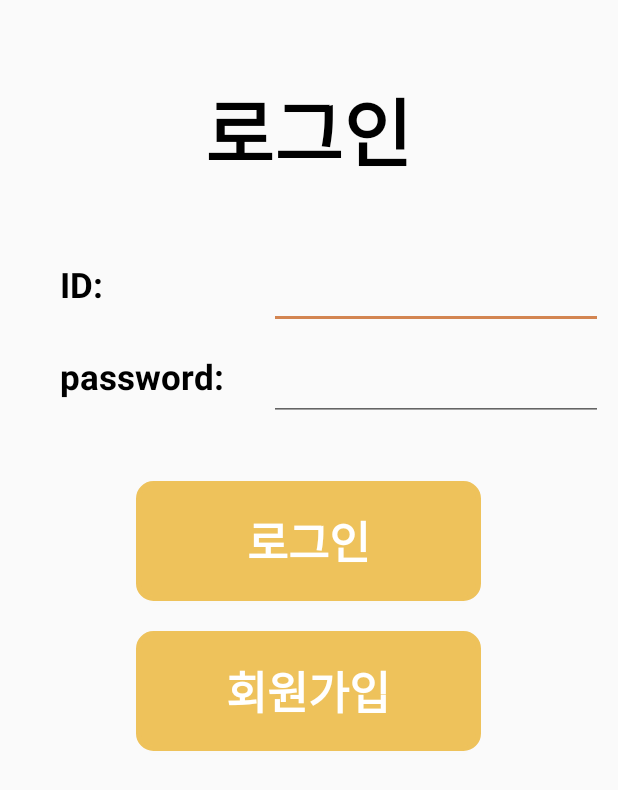
After one commit to SKHU-CSE/if_ExpressTrain, an Android app: the Login screen opened directly, with no data from a screen before it, on a phone screen of 412 x 824 dp. The commit adds this screen. Shown: the top 790 px of the screen. Run offline under Robolectric (Android 15) with nearby library versions, the phone set to English and light mode, and no system bars.

Commit message:
Login xml

```diff
--- a/ExpressTrain_Android/app/build.gradle
+++ b/ExpressTrain_Android/app/build.gradle
@@ -16,6 +16,10 @@ android {
             proguardFiles getDefaultProguardFile('proguard-android.txt'), 'proguard-rules.pro'
         }
     }
+    compileOptions {
+        targetCompatibility 1.8
+        sourceCompatibility 1.8
+    }
 }
 
 dependencies {
--- a/ExpressTrain_Android/app/src/main/AndroidManifest.xml
+++ b/ExpressTrain_Android/app/src/main/AndroidManifest.xml
@@ -29,7 +29,8 @@
         <activity android:name=".StoreContent" />
         <activity android:name=".MyMap" />
         <activity android:name=".StartMenu" />
-        <activity android:name=".CardSelect"></activity>
+        <activity android:name=".CardSelect" />
+        <activity android:name=".Login"></activity>
     </application>
 
 </manifest>
--- /dev/null
+++ b/ExpressTrain_Android/app/src/main/java/express/if_week/expresstrain_android/Login.java
@@ -0,0 +1,42 @@
+package express.if_week.expresstrain_android;
+
+import android.support.v7.app.AppCompatActivity;
+import android.os.Bundle;
+import android.util.Log;
+import android.view.View;
+import android.widget.Button;
+import android.widget.EditText;
+
+import java.net.URL;
+import java.net.URLConnection;
+
+public class Login extends AppCompatActivity {
+
+    @Override
+    protected void onCreate(Bundle savedInstanceState) {
+        super.onCreate(savedInstanceState);
+        setContentView(R.layout.login);
+
+        EditText etID = findViewById(R.id.login_id_edit);
+        EditText etPW = findViewById(R.id.login_pw_edit);
+
+        Button btLogin = findViewById(R.id.btLogin);
+        Button btRegister = findViewById(R.id.btRegister);
+
+        btLogin.setOnClickListener((v) -> {
+            String id = etID.getText().toString();
+            String pw = etPW.getText().toString();
+            try {
+                URL url = new URL("http://ec2-52-14-45-167.us-east-2.compute.amazonaws.com/");
+            }catch (Exception e){
+
+            }
+    });
+
+        btRegister.setOnClickListener((v)->
+
+    {
+
+    });
+}
+}
--- /dev/null
+++ b/ExpressTrain_Android/app/src/main/res/layout/login.xml
@@ -0,0 +1,90 @@
+<?xml version="1.0" encoding="utf-8"?>
+<RelativeLayout xmlns:android="http://schemas.android.com/apk/res/android"
+    android:layout_width="match_parent"
+    android:layout_height="match_parent">
+
+    <TextView
+        android:id="@+id/tvLogin"
+        android:layout_width="wrap_content"
+        android:layout_height="wrap_content"
+        android:text="@string/login"
+        android:textColor="#000000"
+        android:textSize="50dp"
+        android:textStyle="bold"
+        android:layout_marginTop="50dp"
+        android:layout_centerHorizontal="true"/>
+
+    <TextView
+        android:id="@+id/login_id"
+        android:layout_below="@id/tvLogin"
+        android:layout_width="wrap_content"
+        android:layout_height="wrap_content"
+        android:textColor="#000000"
+        android:textSize="23sp"
+        android:textStyle="bold"
+        android:layout_alignParentLeft="true"
+        android:layout_marginLeft="40dp"
+        android:layout_marginRight="30dp"
+        android:layout_marginTop="50dp"
+        android:text="ID:"/>
+
+    <EditText
+        android:id="@+id/login_id_edit"
+        android:layout_alignTop="@id/login_id"
+        android:layout_width="wrap_content"
+        android:layout_height="wrap_content"
+        android:layout_alignParentRight="true"
+        android:layout_alignLeft="@+id/login_pw_edit"
+        android:layout_marginRight="10dp"/>
+
+    <TextView
+        android:id="@+id/login_pw"
+        android:layout_below="@id/login_id"
+        android:layout_alignLeft="@id/login_id"
+        android:layout_width="wrap_content"
+        android:layout_height="wrap_content"
+        android:textColor="#000000"
+        android:textSize="23sp"
+        android:textStyle="bold"
+        android:layout_marginRight="30dp"
+        android:layout_marginTop="30dp"
+        android:text="password:"/>
+
+    <EditText
+        android:id="@id/login_pw_edit"
+        android:layout_alignParentRight="true"
+        android:layout_width="wrap_content"
+        android:layout_marginRight="10dp"
+        android:layout_height="wrap_content"
+        android:layout_alignTop="@id/login_pw"
+        android:layout_below="@id/login_id_edit"
+        android:layout_toRightOf="@id/login_pw"/>
+
+
+    <Button
+        android:id="@+id/btLogin"
+        android:layout_below="@id/login_pw_edit"
+        android:layout_width="230dp"
+        android:layout_height="80dp"
+        android:background="@drawable/round_stroke"
+        android:text="@string/login"
+        android:textSize="30dp"
+        android:textColor="#ffffff"
+        android:textStyle="bold"
+        android:layout_marginTop="40dp"
+        android:layout_centerHorizontal="true"/>
+
+    <Button
+        android:id="@+id/btRegister"
+        android:layout_below="@id/btLogin"
+        android:layout_width="230dp"
+        android:layout_height="80dp"
+        android:background="@drawable/round_stroke"
+        android:text="회원가입"
+        android:textSize="30dp"
+        android:textColor="#ffffff"
+        android:textStyle="bold"
+        android:layout_marginTop="20dp"
+        android:layout_centerHorizontal="true"/>
+
+</RelativeLayout>
--- a/ExpressTrain_Android/app/src/main/res/values/strings.xml
+++ b/ExpressTrain_Android/app/src/main/res/values/strings.xml
@@ -1,4 +1,5 @@
 <resources>
     <string name="app_name">ExpressTrain_Android</string>
     <string name="str_done">Done</string>
+    <string name="login">로그인</string>
 </resources>
```
